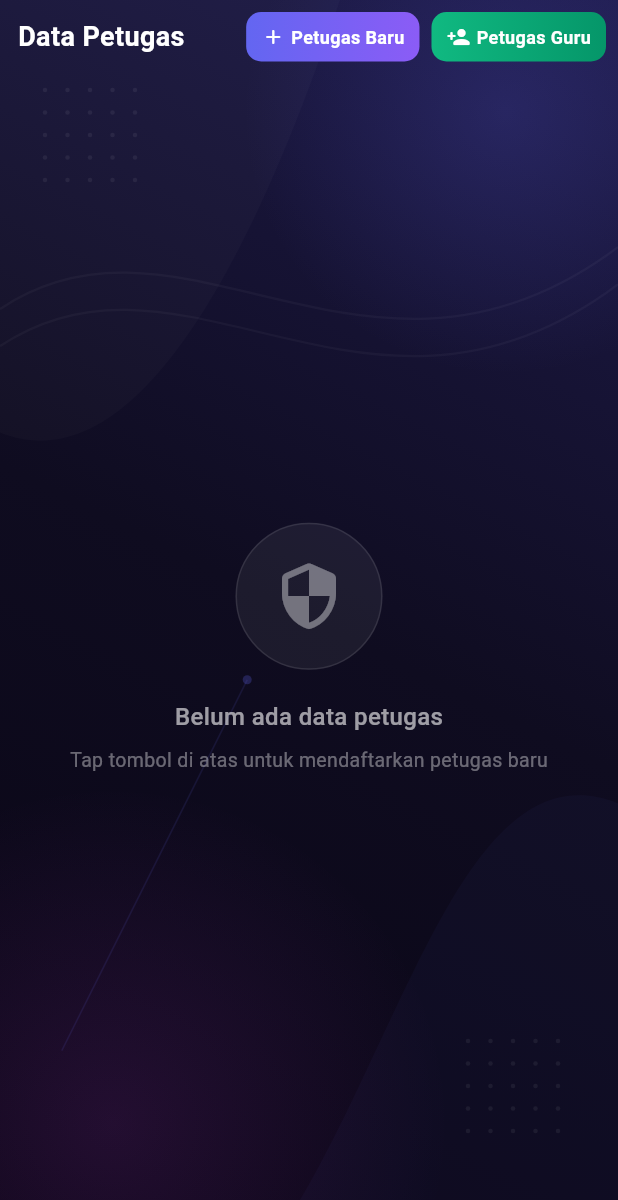
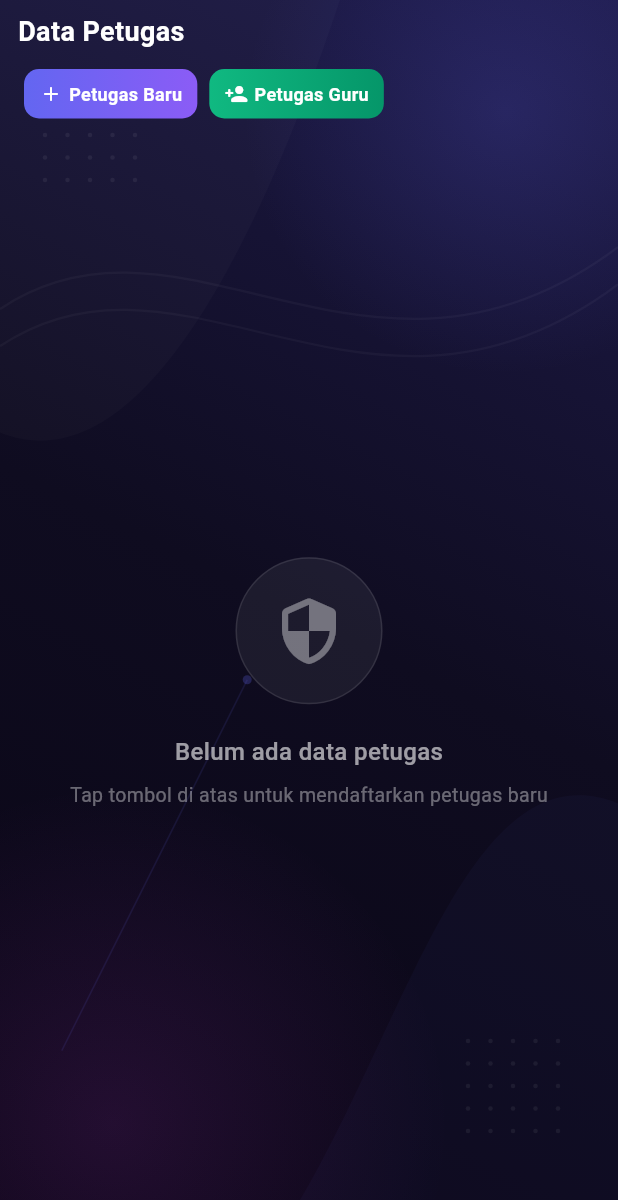
Before and after one commit to fadhlysyahputra02/sys-mng-sch, a Flutter app: the OfficerManagementPage screen opened directly, on a phone screen of 412 x 824 dp. Shown: the top 1200 px of the screen. Run offline on Flutter 3.47's test engine with Material 3 defaults, Android fonts, the phone set to English and light mode, and no system bars; our stand-ins replace cloud_firestore, file_picker, firebase_auth, firebase_core, firebase_messaging, flutter_local_notifications and 6 more; missing offline and left inert: excel, is_lock_screen2, mobile_scanner; accounts and stored records are empty.

Commit message:
update perpustakaan

```diff
--- a/lib/features/authentication/widgets/auth_background.dart
+++ b/lib/features/authentication/widgets/auth_background.dart
@@ -22,7 +22,8 @@ class AuthBackground extends StatelessWidget {
     });
   }
 
-  const AuthBackground({super.key, required this.child});
+  final bool fullScreen;
+  const AuthBackground({super.key, required this.child, this.fullScreen = true});
 
   @override
   Widget build(BuildContext context) {
@@ -31,7 +32,7 @@ class AuthBackground extends StatelessWidget {
       builder: (context, isDark, _) {
         return Container(
           width: double.infinity,
-          height: double.infinity,
+          height: fullScreen ? double.infinity : null,
           decoration: BoxDecoration(
             gradient: LinearGradient(
               begin: Alignment.topRight,
--- a/lib/features/librarian/widgets/book_list_tab.dart
+++ b/lib/features/librarian/widgets/book_list_tab.dart
@@ -256,7 +256,9 @@ class _BookListTabState extends State<BookListTab> {
                                         );
                                         _showNotification('Berhasil', 'Buku baru berhasil terdaftar.', true);
                                       }
-                                      Get.back();
+                                      if (context.mounted) {
+                                        Navigator.of(context).pop();
+                                      }
                                     } catch (e) {
                                       _showNotification('Gagal', e.toString(), false);
                                     } finally {
--- a/lib/features/librarian/widgets/dashboard_home_tab.dart
+++ b/lib/features/librarian/widgets/dashboard_home_tab.dart
@@ -92,7 +92,7 @@ class DashboardHomeTab extends StatelessWidget {
             margin: const EdgeInsets.only(bottom: 24),
             child: MotifCard(
               isDark: isDark,
-              cardBorderColor: borderCol,
+              cardBorderColor: Colors.transparent,
               cardShadowColor: Colors.black.withOpacity(isDark ? 0.2 : 0.05),
               gradient: const LinearGradient(
                 colors: [Color(0xFF6366F1), Color(0xFF8B5CF6)],
@@ -107,7 +107,7 @@ class DashboardHomeTab extends StatelessWidget {
                     style: TextStyle(
                       fontSize: 22,
                       fontWeight: FontWeight.bold,
-                      color: Colors.white,
+                      color: Colors.black,
                     ),
                   ),
                   const SizedBox(height: 6),
@@ -115,7 +115,7 @@ class DashboardHomeTab extends StatelessWidget {
                     'Kelola katalog buku, sirkulasi peminjaman, serta kehadiran pengunjung dengan mudah dan efisien.',
                     style: TextStyle(
                       fontSize: 13,
-                      color: Colors.white.withOpacity(0.85),
+                      color: Colors.black.withOpacity(0.85),
                     ),
                   ),
                   const SizedBox(height: 18),
--- a/lib/features/schools/pages/officers/pages/officer_management_page.dart
+++ b/lib/features/schools/pages/officers/pages/officer_management_page.dart
@@ -703,8 +703,11 @@ class _OfficerManagementPageState extends State<OfficerManagementPage> {
                 SafeArea(
                   bottom: false,
                   child: Padding(
-                    padding: const EdgeInsets.fromLTRB(8, 8, 8, 0),
-                    child: Row(
+                    padding: const EdgeInsets.fromLTRB(8, 8, 8, 8),
+                    child: Column(
+                      crossAxisAlignment: CrossAxisAlignment.start,
+                      children: [
+                        Row(
                           children: [
                             if (!widget.hideBackButton)
                               IconButton(
@@ -722,10 +725,14 @@ class _OfficerManagementPageState extends State<OfficerManagementPage> {
                                 ),
                               ),
                             ),
-                        // Add Button wrap
-                        Wrap(
+                          ],
+                        ),
+                        const SizedBox(height: 12),
+                        Padding(
+                          padding: const EdgeInsets.symmetric(horizontal: 8.0),
+                          child: Wrap(
                             spacing: 8,
-                          runSpacing: 4,
+                            runSpacing: 8,
                             children: [
                               Container(
                                 decoration: BoxDecoration(
@@ -794,6 +801,7 @@ class _OfficerManagementPageState extends State<OfficerManagementPage> {
                                 ),
                               ),
                             ],
+                          ),
                         ),
                       ],
                     ),
--- a/lib/features/schools/pages/staff/staff_management_tabbed_page.dart
+++ b/lib/features/schools/pages/staff/staff_management_tabbed_page.dart
@@ -49,9 +49,12 @@ class StaffManagementTabbedPage extends StatelessWidget {
                     ),
                   ),
                   TabBar(
+                    isScrollable: true,
+                    tabAlignment: TabAlignment.center,
                     labelColor: indicatorColor,
                     unselectedLabelColor: unselectedColor,
                     indicatorColor: indicatorColor,
+                    labelStyle: const TextStyle(fontWeight: FontWeight.bold, fontSize: 13),
                     tabs: const [
                       Tab(text: 'Petugas Absensi'),
                       Tab(text: 'Tata Usaha'),
--- a/lib/features/splash/pages/splash_page.dart
+++ b/lib/features/splash/pages/splash_page.dart
@@ -114,6 +114,9 @@ class _SplashPageState extends State<SplashPage>
         case 'tu':
           Get.offAllNamed(AppRoutes.tuDashboard);
           break;
+        case 'librarian':
+          Get.offAllNamed(AppRoutes.librarianDashboard);
+          break;
         default:
           await FirebaseAuth.instance.signOut();
           Get.offAllNamed(AppRoutes.login);
```
Also changed, not shown: lib/features/librarian/pages/librarian_dashboard_page.dart (+8 -4 lines), lib/features/librarian/widgets/loan_list_tab.dart (+24 -10 lines), lib/features/parent/pages/parent_dashboard_page.dart (+9 -0 lines), lib/features/schools/pages/librarian/librarian_management_page.dart (+13 -6 lines), lib/features/students/pages/student_dashboard.dart (+13 -4 lines), lib/features/students/pages/student_qr_scanner_page.dart (+31 -1 lines). Lines whose indentation alone changed are shown as unchanged.
